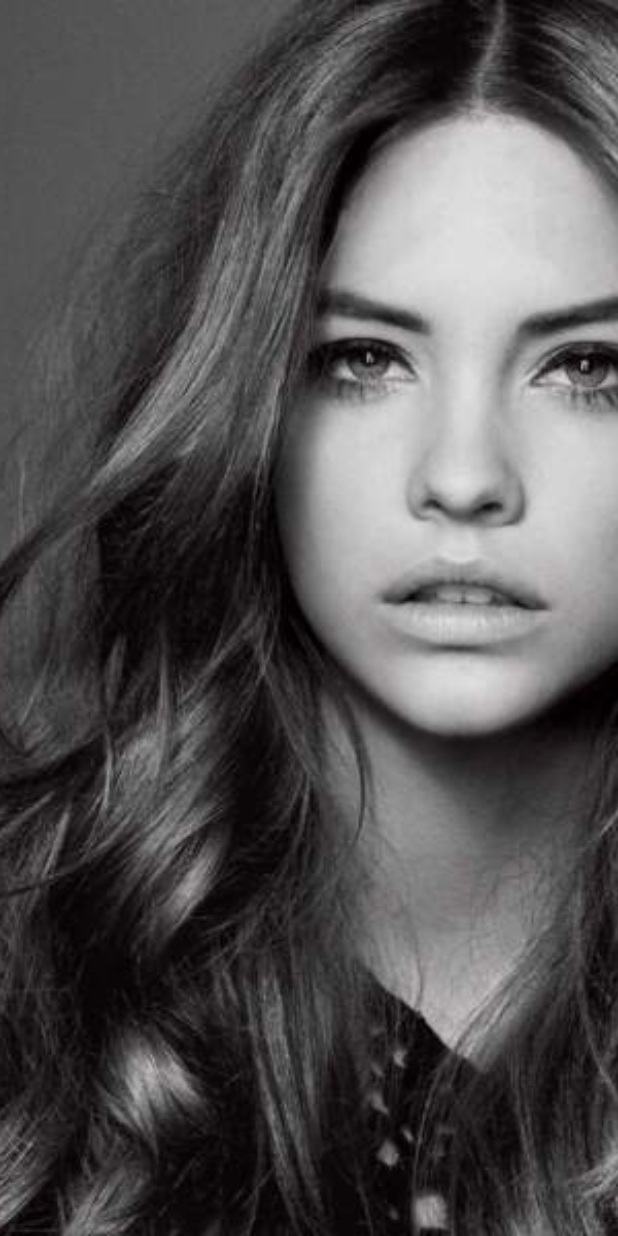
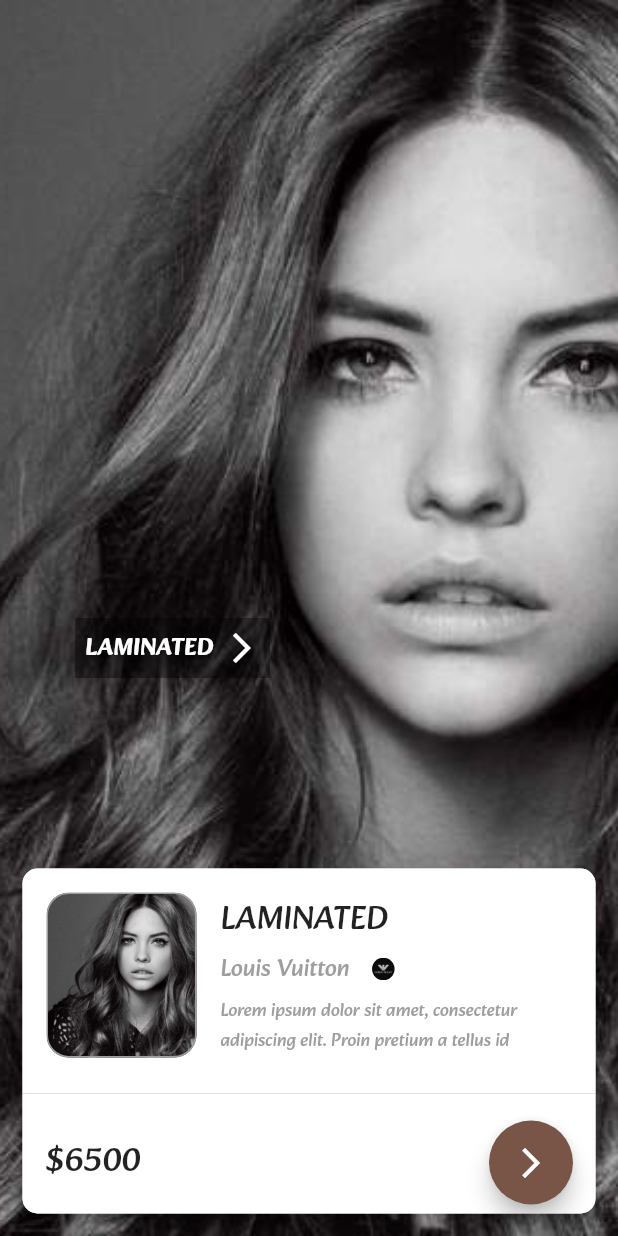
Before and after one commit to RuslanSenani/moda, a Flutter app: the DetailsPage screen opened directly, on a phone screen of 412 x 824 dp. Run offline on Flutter 3.47's test engine with Material 2 defaults, Android fonts, the phone set to English and light mode, and no system bars.

Commit message:
Model App Dizayn Tamamlandi

```diff
--- a/lib/details.dart
+++ b/lib/details.dart
@@ -12,7 +12,8 @@ class _DetailsPageState extends State<DetailsPage> {
   @override
   Widget build(BuildContext context) {
     return Scaffold(
-      body: Hero(
+      body: Stack(children: [
+        Hero(
           tag: widget.imgPath,
           child: Container(
             width: double.infinity,
@@ -24,6 +25,146 @@ class _DetailsPageState extends State<DetailsPage> {
             )),
           ),
         ),
+        Positioned(
+          left: 15,
+          right: 15,
+          bottom: 15,
+          child: Material(
+            elevation: 4,
+            borderRadius: BorderRadius.circular(10),
+            child: Container(
+              height: 230,
+              width: double.infinity,
+              decoration: BoxDecoration(
+                color: Colors.white,
+                borderRadius: BorderRadius.circular(10),
+              ),
+              child: Column(children: [
+                Row(
+                  children: [
+                    Padding(
+                      padding: const EdgeInsets.all(16.0),
+                      child: Container(
+                        width: 100,
+                        height: 110,
+                        decoration: BoxDecoration(
+                          border: Border.all(color: Colors.grey),
+                          borderRadius: BorderRadius.circular(15),
+                          image: DecorationImage(
+                            image: AssetImage(widget.imgPath),
+                            fit: BoxFit.cover,
+                          ),
+                        ),
+                      ),
+                    ),
+                    Column(
+                      crossAxisAlignment: CrossAxisAlignment.start,
+                      children: [
+                        Text(
+                          "LAMINATED",
+                          style: TextStyle(fontSize: 22, fontFamily: 'MyFonts'),
+                        ),
+                        SizedBox(
+                          width: 15,
+                        ),
+                        Row(
+                          children: [
+                            Text(
+                              "Louis Vuitton",
+                              style: TextStyle(
+                                  fontSize: 16,
+                                  fontFamily: 'MyFonts',
+                                  color: Colors.grey),
+                            ),
+                            SizedBox(
+                              width: 15,
+                            ),
+                            Container(
+                              height: 15,
+                              width: 15,
+                              decoration: BoxDecoration(
+                                borderRadius: BorderRadius.circular(50),
+                                image: DecorationImage(
+                                  alignment: Alignment.center,
+                                  image: AssetImage('assets/logo1.jpg'),
+                                  fit: BoxFit.fill,
+                                ),
+                              ),
+                            ),
+                          ],
+                        ),
+                        SizedBox(
+                          height: 5,
+                        ),
+                        Container(
+                          height: 40,
+                          width: MediaQuery.of(context).size.width - 190,
+                          child: Text(
+                            "Lorem ipsum dolor sit amet, consectetur adipiscing elit. Proin pretium a tellus id",
+                            style: TextStyle(
+                                fontFamily: 'MyFonts',
+                                fontSize: 12,
+                                color: Colors.grey),
+                          ),
+                        ),
+                      ],
+                    ),
+                  ],
+                ),
+                Divider(),
+                Padding(
+                  padding: const EdgeInsets.only(left: 15, top: 10, bottom: 2),
+                  child: Row(
+                    mainAxisAlignment: MainAxisAlignment.spaceBetween,
+                    children: [
+                      Text(
+                        '\$6500',
+                        style: TextStyle(fontFamily: 'MyFonts', fontSize: 22),
+                      ),
+                      Container(
+                        margin: EdgeInsets.only(right: 15),
+                        child: FloatingActionButton(
+                          onPressed: () {},
+                          backgroundColor: Colors.brown,
+                          child: Center(child: Icon(Icons.arrow_forward_ios)),
+                        ),
+                      )
+                    ],
+                  ),
+                ),
+              ]),
+            ),
+          ),
+        ),
+        Positioned(
+            left: 50,
+            top: MediaQuery.of(context).size.height / 2,
+            child: Container(
+              height: 40,
+              width: 130,
+              decoration: BoxDecoration(color: Colors.black.withOpacity(0.4)),
+              child: Row(
+                mainAxisAlignment: MainAxisAlignment.spaceEvenly,
+                children: [
+                  Center(
+                    child: Text(
+                      "LAMINATED",
+                      style: TextStyle(
+                        color: Colors.white,
+                        fontFamily: 'MyFonts',
+                        fontSize: 16,
+                        fontWeight: FontWeight.bold,
+                      ),
+                    ),
+                  ),
+                  Icon(
+                    Icons.arrow_forward_ios,
+                    color: Colors.white,
+                  )
+                ],
+              ),
+            ))
+      ]),
     );
   }
 }
```
Lines whose indentation alone changed are shown as unchanged.
